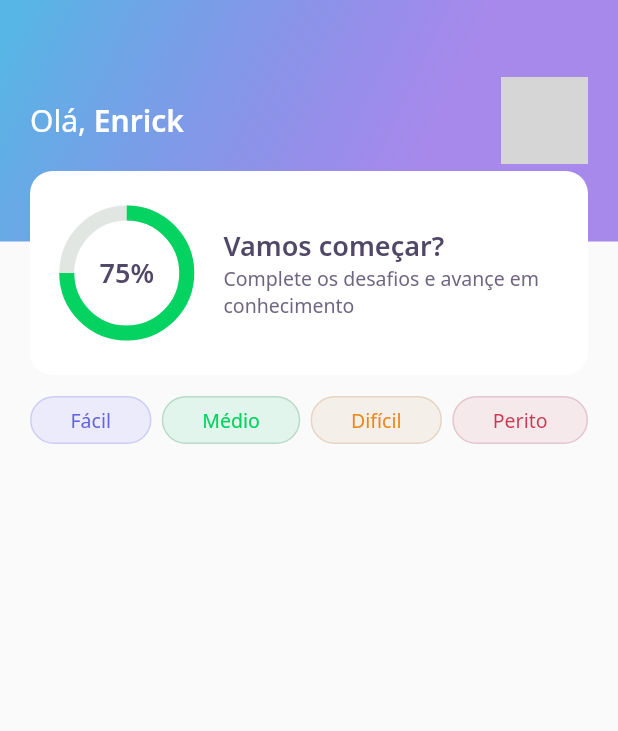
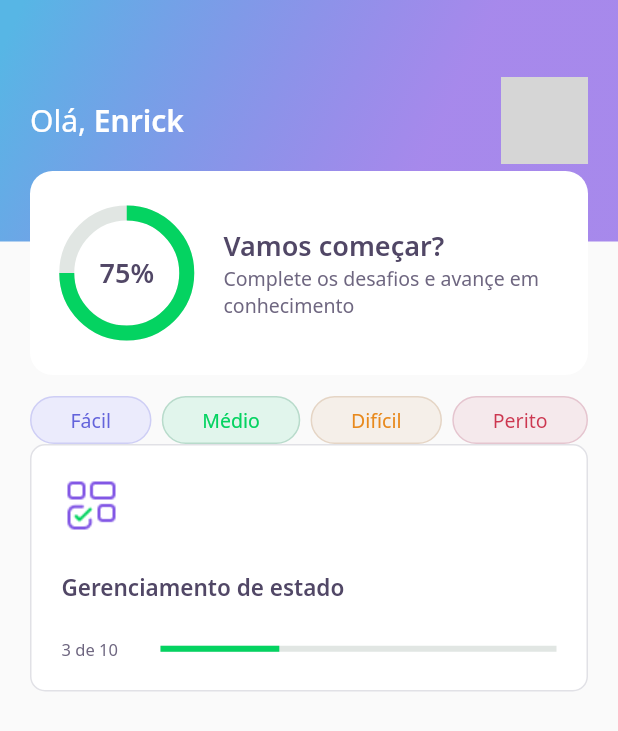
Before and after one commit to enrickdaltro/flutter-dev-quiz, a Flutter app: the screen it shows after launch, on a phone screen of 412 x 824 dp. Shown: the top 731 px of the screen. Run offline on Flutter 3.47's test engine with Material 2 defaults, Android fonts, the phone set to English and light mode, and no system bars; our stand-ins replace google_fonts; network calls fail; grey boxes are pictures that could not be loaded.

Commit message:
feat: quiz card component

```diff
--- a/lib/home/home_page.dart
+++ b/lib/home/home_page.dart
@@ -1,4 +1,5 @@
 import 'package:dev_quiz/home/widgets/level_button/level_button_widget.dart';
+import 'package:dev_quiz/home/widgets/quiz_card/quiz_card_widget.dart';
 import 'package:flutter/material.dart';
 import 'package:dev_quiz/home/widgets/app_bar/app_bar_widget.dart';
 
@@ -16,13 +17,18 @@ class _HomePageState extends State<HomePage> {
         appBar: AppBarWidget(),
         body: Padding(
           padding: const EdgeInsets.symmetric(horizontal: 20.0, vertical: 14),
-          child: Row(
-            mainAxisAlignment: MainAxisAlignment.spaceBetween,
+          child: Column(
             children: [
-              LevelButtonWidget(label: 'Fácil'),
-              LevelButtonWidget(label: 'Médio'),
-              LevelButtonWidget(label: 'Difícil'),
-              LevelButtonWidget(label: 'Perito'),
+              Row(
+                mainAxisAlignment: MainAxisAlignment.spaceBetween,
+                children: [
+                  LevelButtonWidget(label: 'Fácil'),
+                  LevelButtonWidget(label: 'Médio'),
+                  LevelButtonWidget(label: 'Difícil'),
+                  LevelButtonWidget(label: 'Perito'),
+                ],
+              ),
+              QuizCardWidget()
             ],
           ),
         ));
--- /dev/null
+++ b/lib/home/widgets/quiz_card/quiz_card_widget.dart
@@ -0,0 +1,51 @@
+import 'package:dev_quiz/core/core.dart';
+import 'package:flutter/material.dart';
+
+class QuizCardWidget extends StatelessWidget {
+  @override
+  Widget build(BuildContext context) {
+    return Container(
+      padding: EdgeInsets.all(20),
+      decoration: BoxDecoration(
+          border: Border.fromBorderSide(BorderSide(color: AppColors.border)),
+          color: AppColors.white,
+          borderRadius: BorderRadius.circular(10)),
+      child: Column(
+        crossAxisAlignment: CrossAxisAlignment.start,
+        children: [
+          Container(
+            width: 40,
+            height: 40,
+            child: Image.asset(AppImages.blocks),
+          ),
+          SizedBox(height: 24),
+          Text(
+            'Gerenciamento de estado',
+            style: AppTextStyles.heading15,
+          ),
+          SizedBox(height: 24),
+          Row(
+            children: [
+              Expanded(
+                flex: 1,
+                child: Text(
+                  '3 de 10',
+                  style: AppTextStyles.body11,
+                ),
+              ),
+              Expanded(
+                flex: 4,
+                child: LinearProgressIndicator(
+                  value: 0.3,
+                  backgroundColor: AppColors.chartSecondary,
+                  valueColor:
+                      AlwaysStoppedAnimation<Color>(AppColors.chartPrimary),
+                ),
+              )
+            ],
+          )
+        ],
+      ),
+    );
+  }
+}
```
